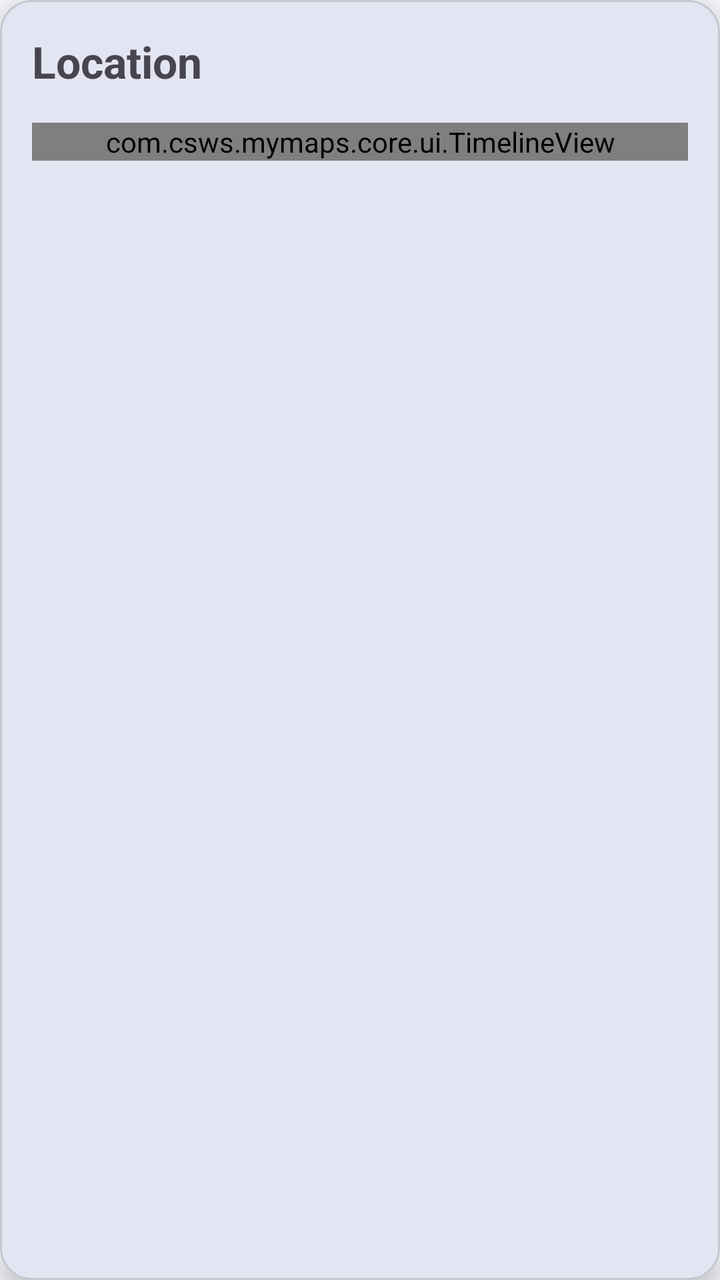
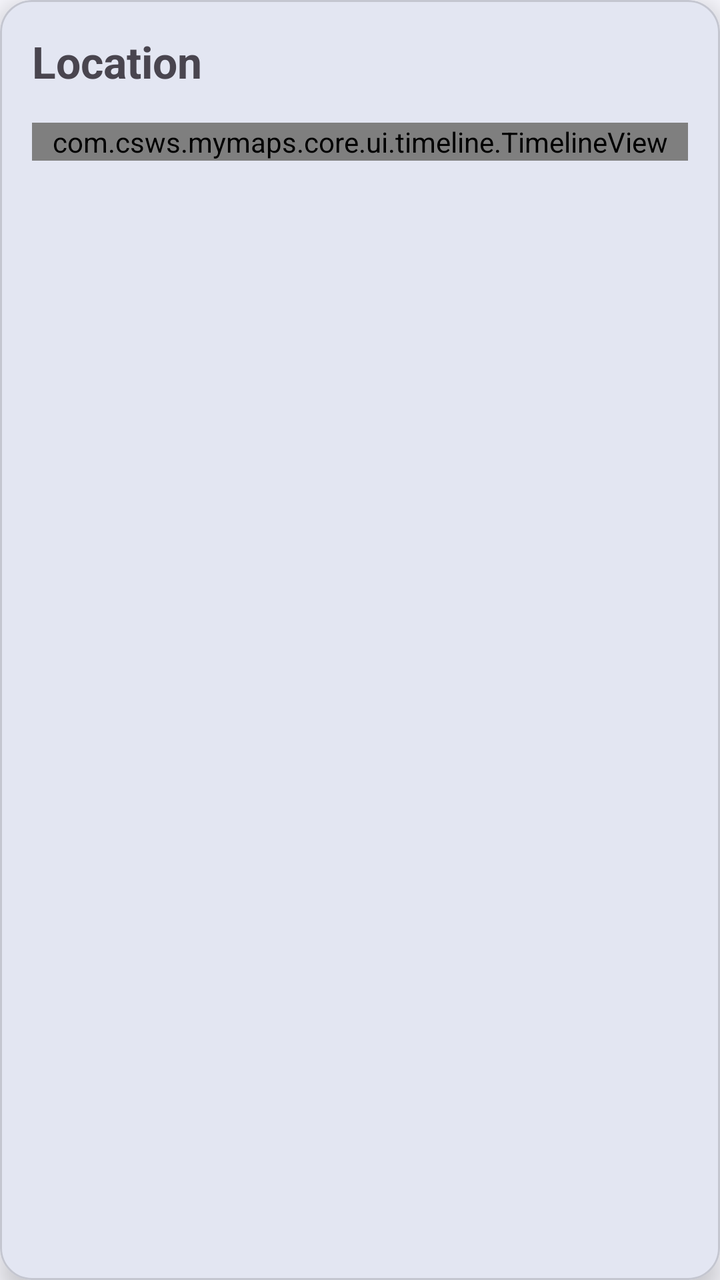

An Android layout rendered at two revisions. The XML below is the earlier revision; the diff shows what the commit changed to produce the second picture.
<!-- AndroidManifest.xml: application theme Theme.MyMaps -->
<!-- res/layout/bottom_sheet_location_detail.xml -->
<?xml version="1.0" encoding="utf-8"?>
<com.google.android.material.card.MaterialCardView
    xmlns:android="http://schemas.android.com/apk/res/android"
    xmlns:app="http://schemas.android.com/apk/res-auto"
    android:layout_width="match_parent"
    android:layout_height="wrap_content"

    android:clickable="true"
    android:focusable="true"

    app:cardCornerRadius="16dp"
    app:cardElevation="8dp">

    <LinearLayout
        android:layout_width="match_parent"
        android:layout_height="wrap_content"
        android:orientation="vertical"
        android:padding="16dp">

        <TextView
            android:id="@+id/locationTitle"
            android:layout_width="match_parent"
            android:layout_height="wrap_content"
            android:text="Location"
            android:textSize="22sp"
            android:textStyle="bold"/>

        <com.csws.mymaps.core.ui.TimelineView
            android:id="@+id/timeline_view"
            android:layout_width="match_parent"
            android:layout_height="wrap_content"
            android:orientation="vertical"
            android:layout_marginTop="16dp"/>

    </LinearLayout>

</com.google.android.material.card.MaterialCardView>
<!-- resources referenced by this layout -->
<resources>
  <color name="md_theme_primary">#415F91</color>
  <color name="md_theme_onPrimary">#FFFFFF</color>
  <color name="md_theme_primaryContainer">#D6E3FF</color>
  <color name="md_theme_onPrimaryContainer">#284777</color>
  <color name="md_theme_secondary">#565F71</color>
  <color name="md_theme_onSecondary">#FFFFFF</color>
  <color name="md_theme_secondaryContainer">#DAE2F9</color>
  <color name="md_theme_onSecondaryContainer">#3E4759</color>
  <color name="md_theme_tertiary">#705575</color>
  <color name="md_theme_onTertiary">#FFFFFF</color>
  <color name="md_theme_tertiaryContainer">#FAD8FD</color>
  <color name="md_theme_onTertiaryContainer">#573E5C</color>
  <color name="md_theme_error">#BA1A1A</color>
  <color name="md_theme_onError">#FFFFFF</color>
  <color name="md_theme_errorContainer">#FFDAD6</color>
  <color name="md_theme_onErrorContainer">#93000A</color>
  <color name="md_theme_background">#F9F9FF</color>
  <color name="md_theme_onBackground">#191C20</color>
  <color name="md_theme_surface">#F9F9FF</color>
  <color name="md_theme_onSurface">#191C20</color>
  <color name="md_theme_surfaceVariant">#E0E2EC</color>
  <color name="md_theme_onSurfaceVariant">#44474E</color>
  <color name="md_theme_outline">#74777F</color>
  <color name="md_theme_outlineVariant">#C4C6D0</color>
  <color name="md_theme_inverseSurface">#2E3036</color>
  <color name="md_theme_inverseOnSurface">#F0F0F7</color>
  <color name="md_theme_inversePrimary">#AAC7FF</color>
  <color name="md_theme_primaryFixed">#D6E3FF</color>
  <color name="md_theme_onPrimaryFixed">#001B3E</color>
  <color name="md_theme_primaryFixedDim">#AAC7FF</color>
  <color name="md_theme_onPrimaryFixedVariant">#284777</color>
  <color name="md_theme_secondaryFixed">#DAE2F9</color>
  <color name="md_theme_onSecondaryFixed">#131C2B</color>
  <color name="md_theme_secondaryFixedDim">#BEC6DC</color>
  <color name="md_theme_onSecondaryFixedVariant">#3E4759</color>
  <color name="md_theme_tertiaryFixed">#FAD8FD</color>
  <color name="md_theme_onTertiaryFixed">#28132E</color>
  <color name="md_theme_tertiaryFixedDim">#DDBCE0</color>
  <color name="md_theme_onTertiaryFixedVariant">#573E5C</color>
  <color name="md_theme_surfaceDim">#D9D9E0</color>
  <color name="md_theme_surfaceBright">#F9F9FF</color>
  <color name="md_theme_surfaceContainerLowest">#FFFFFF</color>
  <color name="md_theme_surfaceContainerLow">#F3F3FA</color>
  <color name="md_theme_surfaceContainer">#EDEDF4</color>
  <color name="md_theme_surfaceContainerHigh">#E7E8EE</color>
  <color name="md_theme_surfaceContainerHighest">#E2E2E9</color>
  <!-- unchanged entries left out for length: 1 -->
</resources>

<!-- the commit's change to res/layout/bottom_sheet_location_detail.xml (unified diff, before → after) -->
@@ -25,7 +25,7 @@
             android:textSize="22sp"
             android:textStyle="bold"/>
 
-        <com.csws.mymaps.core.ui.TimelineView
+        <com.csws.mymaps.core.ui.timeline.TimelineView
             android:id="@+id/timeline_view"
             android:layout_width="match_parent"
             android:layout_height="wrap_content"
